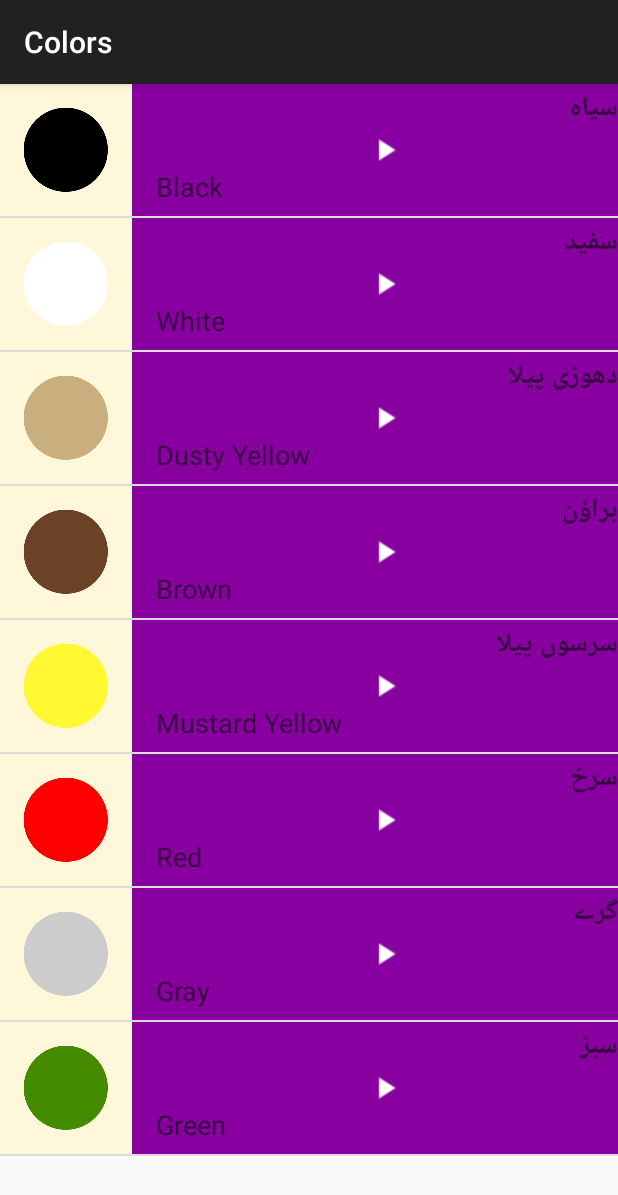
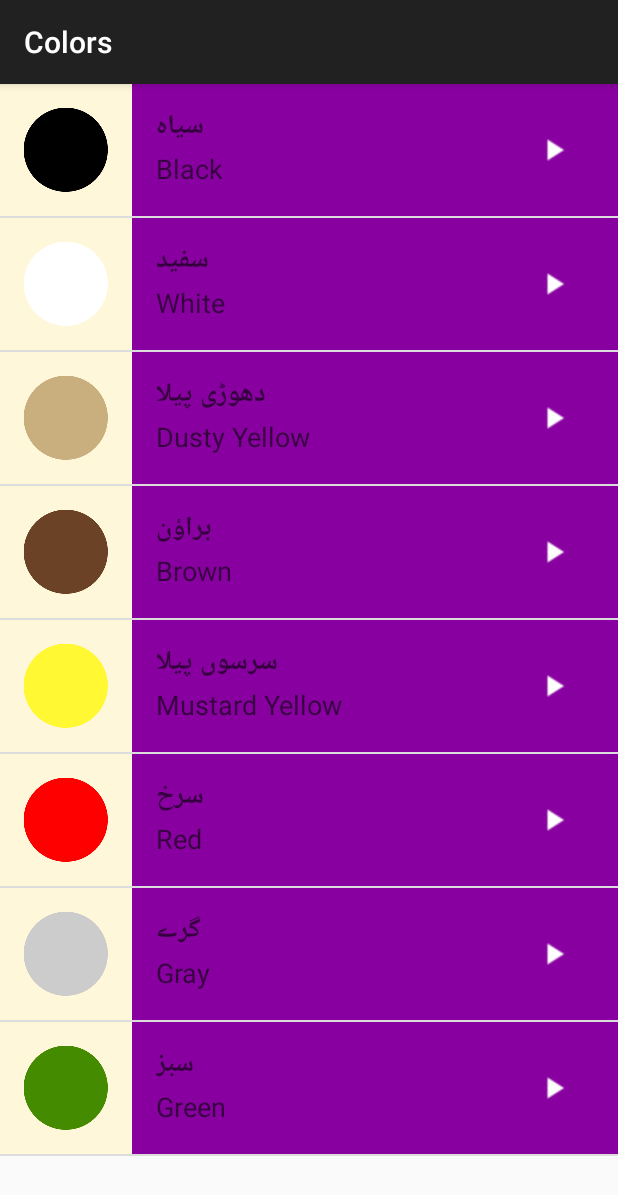
Before and after one commit to SheikhAqibSaeed/LanguagesApp, an Android app: the ColorActivity screen opened directly, with no data from a screen before it, on a phone screen of 412 x 824 dp. Shown: the top 1195 px of the screen. Run offline under Robolectric (Android 15) with nearby library versions, the phone set to English and light mode, and no system bars.

Commit message:
Added style Changes.

```diff
--- a/app/src/main/res/layout/list_items.xml
+++ b/app/src/main/res/layout/list_items.xml
@@ -4,41 +4,36 @@
     android:layout_width="match_parent"
     android:layout_height="@dimen/list_item_height"
     android:background="@color/tan_background"
-    android:minHeight="88dp">
+    android:orientation="horizontal">
 
     <ImageView
-        android:layout_width="@dimen/list_item_height"
+        android:id="@+id/image"
+        android:layout_width="88dp"
         android:layout_height="@dimen/list_item_height"
-        android:id="@+id/image"/>
+        />
 
     <LinearLayout
         android:id="@+id/text_container"
         android:layout_width="match_parent"
         android:layout_height="@dimen/list_item_height"
+        android:layout_alignParentTop="true"
+        android:layout_alignParentBottom="true"
+        android:layout_alignParentRight="true"
+        android:layout_toRightOf="@+id/image"
+        android:background="@color/category_numbers"
         android:orientation="vertical"
-        android:layout_alignParentBottom="true"
-        android:layout_alignParentTop="true"
-        android:layout_toRightOf="@+id/image"
-        android:paddingLeft="16dp"
-        android:background="@color/category_numbers">
+        android:paddingLeft="16dp">
 
         <TextView
             android:id="@+id/urdu_text"
-            android:layout_width="match_parent"
+            android:layout_width="wrap_content"
             android:layout_height="0dp"
             android:layout_weight="1"
             android:gravity="bottom"
-            tools:text="ایک "
+            android:text="@android:color/white"
             android:textAppearance="?android:textAppearanceMedium"
-            android:text="@android:color/white"
             android:textStyle="bold"
-            />
-
-        <ImageView
-            android:layout_width="305dp"
-            android:layout_height="wrap_content"
-            android:layout_marginRight="16dp"
-            android:src="@drawable/baseline_play_arrow_white_24dp1" />
+            tools:text="ایک " />
 
         <TextView
             android:id="@+id/default_text"
@@ -51,4 +46,11 @@
             tools:text="One" />
     </LinearLayout>
 
+    <ImageView
+        android:layout_width="86dp"
+        android:layout_height="wrap_content"
+        android:layout_alignParentRight="true"
+        android:layout_centerVertical="true"
+        android:src="@drawable/baseline_play_arrow_white_24dp1" />
+
 </RelativeLayout>
```
